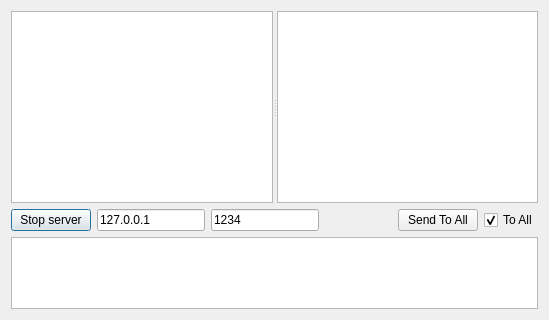
Before: the Qt Designer form dialog.ui in adratkovskiy/marvin, drawn with Qt 5.
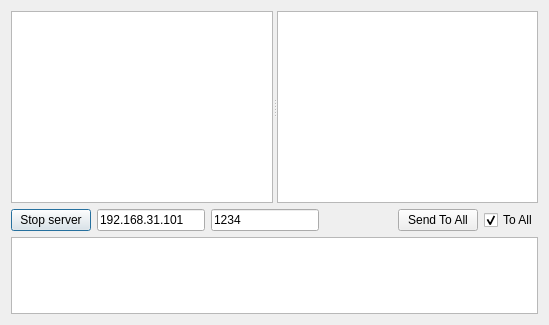
After: the same form once the commit is applied.

Commit message: change ip form

```diff
--- a/dialog.ui
+++ b/dialog.ui
@@ -7,7 +7,7 @@
     <x>0</x>
     <y>0</y>
     <width>549</width>
-    <height>320</height>
+    <height>325</height>
    </rect>
   </property>
   <property name="windowTitle">
@@ -64,7 +64,7 @@
      <item>
       <widget class="QLineEdit" name="leHost">
        <property name="text">
-        <string>127.0.0.1</string>
+        <string>192.168.31.101</string>
        </property>
       </widget>
      </item>
```
